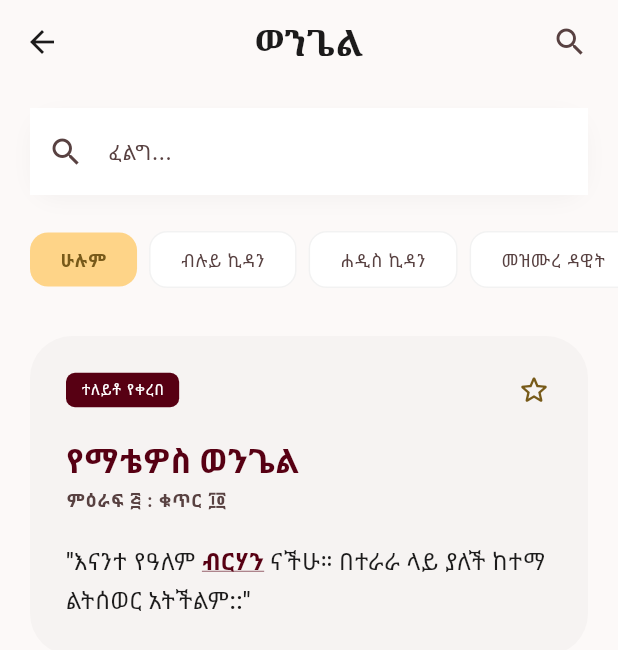
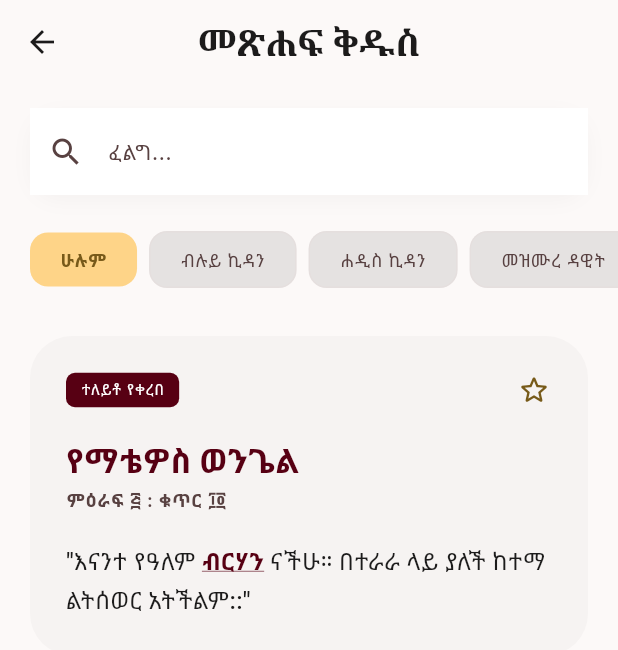
Before and after one commit to nathnael19/bible, a Flutter app: the SearchScreen screen opened directly, on a phone screen of 412 x 824 dp. Shown: the top 650 px of the screen. Run offline on Flutter 3.47's test engine with Material 3 defaults, Android fonts, the phone set to English and light mode, and no system bars; our stand-ins replace equatable, flutter_bloc, get_it, google_fonts; network calls fail; Roboto replaces fonts that are missing (Noto Serif Ethiopic); statements that could not run were skipped.

Commit message:
Refactor SearchScreen to utilize Theme data for consistent styling. Update background, text, and icon colors to align with the current theme's color scheme, enhancing UI consistency and maintainability.

```diff
--- a/lib/features/bible_reader/presentation/screens/search_screen.dart
+++ b/lib/features/bible_reader/presentation/screens/search_screen.dart
@@ -48,25 +48,18 @@ class _SearchScreenState extends State<SearchScreen> {
     final tt = Theme.of(context).textTheme;
 
     return Scaffold(
-      backgroundColor: SabaColors.surface,
+      backgroundColor: Theme.of(context).colorScheme.surface,
       appBar: AppBar(
         centerTitle: true,
-        backgroundColor: SabaColors.surface,
+        backgroundColor: Theme.of(context).colorScheme.surface,
         elevation: 0,
         title: Text(
-          'ወንጌል', // Gospel title as per image
+          'መጽሐፍ ቅዱስ', // Gospel title as per image
           style: tt.headlineSmall!.copyWith(
             fontWeight: FontWeight.bold,
-            color: SabaColors.onSurface,
+            color: Theme.of(context).colorScheme.onSurface,
           ),
         ),
-        actions: [
-          IconButton(
-            icon: const Icon(Icons.search, color: SabaColors.onSurfaceVariant),
-            onPressed: () {},
-          ),
-          const SizedBox(width: 8),
-        ],
       ),
       body: SingleChildScrollView(
         child: Column(
@@ -77,7 +70,7 @@ class _SearchScreenState extends State<SearchScreen> {
               padding: const EdgeInsets.symmetric(horizontal: 20),
               child: Container(
                 decoration: BoxDecoration(
-                  color: Colors.white,
+                  color: Theme.of(context).colorScheme.surfaceContainerHighest,
                   borderRadius: BorderRadius.circular(20),
                   boxShadow: [
                     BoxShadow(
@@ -89,16 +82,16 @@ class _SearchScreenState extends State<SearchScreen> {
                 ),
                 child: TextField(
                   controller: _controller,
-                  decoration: const InputDecoration(
+                  decoration: InputDecoration(
                     hintText: 'ፈልግ...',
                     prefixIcon: Icon(
                       Icons.search,
-                      color: SabaColors.onSurfaceVariant,
+                      color: Theme.of(context).colorScheme.onSurfaceVariant,
                     ),
                     border: InputBorder.none,
                     enabledBorder: InputBorder.none,
                     focusedBorder: InputBorder.none,
-                    contentPadding: EdgeInsets.symmetric(vertical: 16),
+                    contentPadding: const EdgeInsets.symmetric(vertical: 16),
                   ),
                 ),
               ),
@@ -144,10 +137,12 @@ class _SearchScreenState extends State<SearchScreen> {
             BlocBuilder<SearchCubit, SearchState>(
               builder: (context, state) {
                 if (state is SearchLoading) {
-                  return const Padding(
-                    padding: EdgeInsets.all(40),
+                  return Padding(
+                    padding: const EdgeInsets.all(40),
                     child: Center(
-                      child: CircularProgressIndicator(color: SabaColors.primary),
+                      child: CircularProgressIndicator(
+                        color: Theme.of(context).colorScheme.primary,
+                      ),
                     ),
                   );
                 }
@@ -171,22 +166,26 @@ class _SearchScreenState extends State<SearchScreen> {
                             Text(
                               'የተገኙ ውጤቶች (${results.length})',
                               style: tt.labelLarge!.copyWith(
-                                color: SabaColors.onSurfaceVariant,
+                                color: Theme.of(
+                                  context,
+                                ).colorScheme.onSurfaceVariant,
                                 fontWeight: FontWeight.w600,
                               ),
                             ),
                             Row(
                               children: [
-                                const Icon(
+                                Icon(
                                   Icons.keyboard_arrow_down,
                                   size: 16,
-                                  color: SabaColors.primary,
+                                  color: Theme.of(context).colorScheme.primary,
                                 ),
                                 const SizedBox(width: 4),
                                 Text(
                                   'አቀማመጥ',
                                   style: tt.labelSmall!.copyWith(
-                                    color: SabaColors.primary,
+                                    color: Theme.of(
+                                      context,
+                                    ).colorScheme.primary,
                                     fontWeight: FontWeight.bold,
                                   ),
                                 ),
@@ -200,7 +199,9 @@ class _SearchScreenState extends State<SearchScreen> {
                         shrinkWrap: true,
                         physics: const NeverScrollableScrollPhysics(),
                         padding: const EdgeInsets.symmetric(horizontal: 20),
-                        itemCount: results.length > 20 ? 20 : results.length, // Show top 20 for performance
+                        itemCount: results.length > 20
+                            ? 20
+                            : results.length, // Show top 20 for performance
                         itemBuilder: (context, index) {
                           final verse = results[index];
                           return _SearchResultTile(
@@ -217,8 +218,12 @@ class _SearchScreenState extends State<SearchScreen> {
                             child: ElevatedButton(
                               onPressed: () {},
                               style: ElevatedButton.styleFrom(
-                                backgroundColor: SabaColors.primary,
-                                padding: const EdgeInsets.symmetric(vertical: 18),
+                                backgroundColor: Theme.of(
+                                  context,
+                                ).colorScheme.primary,
+                                padding: const EdgeInsets.symmetric(
+                                  vertical: 18,
+                                ),
                               ),
                               child: const Text('ተጨማሪ ውጤቶችን አሳይ'),
                             ),
@@ -270,18 +275,24 @@ class _FilterChip extends StatelessWidget {
         margin: const EdgeInsets.only(right: 8),
         padding: const EdgeInsets.symmetric(horizontal: 20, vertical: 10),
         decoration: BoxDecoration(
-          color: isSelected ? SabaColors.secondaryContainer : Colors.white,
+          color: isSelected
+              ? Theme.of(context).colorScheme.secondaryContainer
+              : Theme.of(context).colorScheme.surfaceContainerHighest,
           borderRadius: BorderRadius.circular(12),
           border: isSelected
               ? null
-              : Border.all(color: Colors.black.withValues(alpha: 0.05)),
+              : Border.all(
+                  color: Theme.of(
+                    context,
+                  ).colorScheme.outlineVariant.withValues(alpha: 0.1),
+                ),
         ),
         child: Text(
           label,
           style: Theme.of(context).textTheme.labelMedium!.copyWith(
             color: isSelected
-                ? SabaColors.onSecondaryContainer
-                : SabaColors.onSurfaceVariant,
+                ? Theme.of(context).colorScheme.onSecondaryContainer
+                : Theme.of(context).colorScheme.onSurfaceVariant,
             fontWeight: isSelected ? FontWeight.bold : FontWeight.w500,
           ),
         ),
@@ -294,10 +305,7 @@ class _SearchResultTile extends StatelessWidget {
   final Verse verse;
   final String query;
 
-  const _SearchResultTile({
-    required this.verse,
-    required this.query,
-  });
+  const _SearchResultTile({required this.verse, required this.query});
 
   @override
   Widget build(BuildContext context) {
@@ -306,8 +314,10 @@ class _SearchResultTile extends StatelessWidget {
       color: Colors.transparent,
       child: InkWell(
         onTap: () {
-          final bibleReaderCubit = context.read<bible_reader_cubit.BibleReaderCubit>();
-          final navigationCubit = context.read<navigation_cubit.NavigationCubit>();
+          final bibleReaderCubit = context
+              .read<bible_reader_cubit.BibleReaderCubit>();
+          final navigationCubit = context
+              .read<navigation_cubit.NavigationCubit>();
           final navigator = Navigator.of(context);
 
           bibleReaderCubit.loadBookChapter(
@@ -332,14 +342,16 @@ class _SearchResultTile extends StatelessWidget {
                 width: 32,
                 height: 32,
                 decoration: BoxDecoration(
-                  color: Colors.grey.withValues(alpha: 0.1),
+                  color: Theme.of(
+                    context,
+                  ).colorScheme.onSurfaceVariant.withValues(alpha: 0.1),
                   borderRadius: BorderRadius.circular(6),
                 ),
                 alignment: Alignment.center,
                 child: Text(
                   verse.number.toString(),
                   style: tt.labelLarge!.copyWith(
-                    color: SabaColors.onSurfaceVariant,
+                    color: Theme.of(context).colorScheme.onSurfaceVariant,
                   ),
                 ),
               ),
@@ -354,7 +366,7 @@ class _SearchResultTile extends StatelessWidget {
                         Text(
                           verse.bookName,
                           style: tt.titleMedium!.copyWith(
-                            color: SabaColors.primary,
+                            color: Theme.of(context).colorScheme.primary,
                             fontWeight: FontWeight.bold,
                           ),
                         ),
@@ -362,9 +374,10 @@ class _SearchResultTile extends StatelessWidget {
                         Text(
                           '${verse.chapter} : ${verse.number}',
                           style: tt.labelSmall!.copyWith(
-                            color: SabaColors.onSurfaceVariant.withValues(
-                              alpha: 0.6,
-                            ),
+                            color: Theme.of(context)
+                                .colorScheme
+                                .onSurfaceVariant
+                                .withValues(alpha: 0.6),
                           ),
                         ),
                       ],
@@ -400,7 +413,7 @@ class _FeaturedHighlightCard extends StatelessWidget {
       width: double.infinity,
       padding: const EdgeInsets.all(24),
       decoration: BoxDecoration(
-        color: SabaColors.surfaceContainerLow,
+        color: Theme.of(context).colorScheme.surfaceContainerLow,
         borderRadius: BorderRadius.circular(28),
       ),
       child: Column(
@@ -415,7 +428,7 @@ class _FeaturedHighlightCard extends StatelessWidget {
                   vertical: 4,
                 ),
                 decoration: BoxDecoration(
-                  color: SabaColors.primary,
+                  color: Theme.of(context).colorScheme.primary,
                   borderRadius: BorderRadius.circular(6),
                 ),
                 child: Text(
@@ -448,8 +461,7 @@ class _FeaturedHighlightCard extends StatelessWidget {
           ),
           const SizedBox(height: 20),
           _RichSnippet(
-            text:
-                '"እናንተ የዓለም ብርሃን ናችሁ። በተራራ ላይ ያለች ከተማ ልትሰወር አትችልም::"',
+            text: '"እናንተ የዓለም ብርሃን ናችሁ። በተራራ ላይ ያለች ከተማ ልትሰወር አትችልም::"',
             query: 'ብርሃን',
             isLarge: true,
           ),
@@ -468,12 +480,16 @@ class _IconLink extends StatelessWidget {
   Widget build(BuildContext context) {
     return Row(
       children: [
-        Icon(icon, size: 14, color: SabaColors.onSurfaceVariant),
+        Icon(
+          icon,
+          size: 14,
+          color: Theme.of(context).colorScheme.onSurfaceVariant,
+        ),
         const SizedBox(width: 4),
         Text(
           label,
           style: Theme.of(context).textTheme.labelSmall!.copyWith(
-            color: SabaColors.onSurfaceVariant,
+            color: Theme.of(context).colorScheme.onSurfaceVariant,
             fontWeight: FontWeight.w600,
           ),
         ),
@@ -497,14 +513,22 @@ class _RichSnippet extends StatelessWidget {
     final tt = Theme.of(context).textTheme;
     final baseStyle = isLarge ? tt.titleMedium! : tt.bodyMedium!;
     final highlightStyle = baseStyle.copyWith(
-      color: SabaColors.primary,
+      color: Theme.of(context).colorScheme.primary,
       fontWeight: FontWeight.bold,
       decoration: isLarge ? TextDecoration.underline : null,
-      decorationColor: SabaColors.primary.withValues(alpha: 0.5),
+      decorationColor: Theme.of(
+        context,
+      ).colorScheme.primary.withValues(alpha: 0.5),
     );
 
     if (query.trim().isEmpty) {
-      return Text(text, style: baseStyle.copyWith(height: 1.6, color: SabaColors.onSurface));
+      return Text(
+        text,
+        style: baseStyle.copyWith(
+          height: 1.6,
+          color: Theme.of(context).colorScheme.onSurface,
+        ),
+      );
     }
 
     final lowerText = text.toLowerCase();
@@ -518,10 +542,12 @@ class _RichSnippet extends StatelessWidget {
       if (indexOfMatch > start) {
         spans.add(TextSpan(text: text.substring(start, indexOfMatch)));
       }
-      spans.add(TextSpan(
-        text: text.substring(indexOfMatch, indexOfMatch + query.length),
-        style: highlightStyle,
-      ));
+      spans.add(
+        TextSpan(
+          text: text.substring(indexOfMatch, indexOfMatch + query.length),
+          style: highlightStyle,
+        ),
+      );
       start = indexOfMatch + query.length;
     }
 
@@ -531,7 +557,10 @@ class _RichSnippet extends StatelessWidget {
 
     return RichText(
       text: TextSpan(
-        style: baseStyle.copyWith(height: 1.6, color: SabaColors.onSurface),
+        style: baseStyle.copyWith(
+          height: 1.6,
+          color: Theme.of(context).colorScheme.onSurface,
+        ),
         children: spans,
       ),
     );
```
